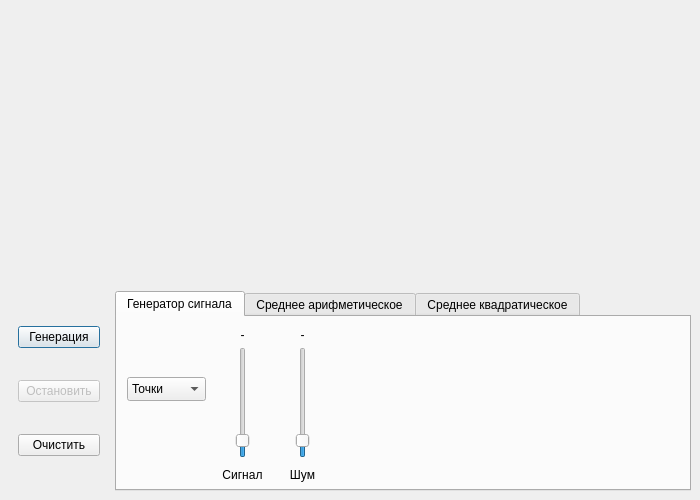
Before: the Qt Designer form filtsim/mainwindow.ui in cliffanet/filter, drawn with Qt 5.
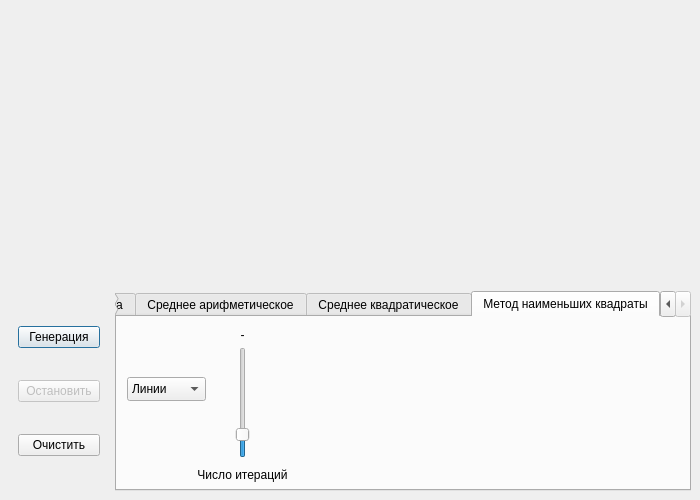
After: the same form once the commit is applied. The open tabs and pages were chosen to show the change. Custom widgets are drawn as their Qt base class.

```diff
--- a/filtsim/mainwindow.ui
+++ b/filtsim/mainwindow.ui
@@ -423,6 +423,98 @@
            </property>
           </widget>
          </widget>
+         <widget class="QWidget" name="tabLtSqrt">
+          <attribute name="title">
+           <string>Метод наименьших квадраты</string>
+          </attribute>
+          <widget class="QComboBox" name="cmbLtSqrtType">
+           <property name="geometry">
+            <rect>
+             <x>10</x>
+             <y>60</y>
+             <width>79</width>
+             <height>24</height>
+            </rect>
+           </property>
+           <property name="currentIndex">
+            <number>1</number>
+           </property>
+           <item>
+            <property name="text">
+             <string>Точки</string>
+            </property>
+           </item>
+           <item>
+            <property name="text">
+             <string>Линии</string>
+            </property>
+           </item>
+          </widget>
+          <widget class="QWidget" name="wColLtSqrt" native="true">
+           <property name="geometry">
+            <rect>
+             <x>10</x>
+             <y>20</y>
+             <width>71</width>
+             <height>31</height>
+            </rect>
+           </property>
+          </widget>
+          <widget class="QSlider" name="slLtSqrtSize">
+           <property name="geometry">
+            <rect>
+             <x>110</x>
+             <y>30</y>
+             <width>31</width>
+             <height>111</height>
+            </rect>
+           </property>
+           <property name="minimum">
+            <number>2</number>
+           </property>
+           <property name="maximum">
+            <number>50</number>
+           </property>
+           <property name="value">
+            <number>10</number>
+           </property>
+           <property name="orientation">
+            <enum>Qt::Vertical</enum>
+           </property>
+          </widget>
+          <widget class="QLabel" name="labTLtSqrtSize">
+           <property name="geometry">
+            <rect>
+             <x>70</x>
+             <y>150</y>
+             <width>111</width>
+             <height>16</height>
+            </rect>
+           </property>
+           <property name="text">
+            <string>Число итераций</string>
+           </property>
+           <property name="alignment">
+            <set>Qt::AlignCenter</set>
+           </property>
+          </widget>
+          <widget class="QLabel" name="labVLtSqrtSize">
+           <property name="geometry">
+            <rect>
+             <x>100</x>
+             <y>10</y>
+             <width>51</width>
+             <height>16</height>
+            </rect>
+           </property>
+           <property name="text">
+            <string>-</string>
+           </property>
+           <property name="alignment">
+            <set>Qt::AlignCenter</set>
+           </property>
+          </widget>
+         </widget>
         </widget>
        </item>
       </layout>
```
Left out of the diff: 6 changed lines with no effect on the pictures.
